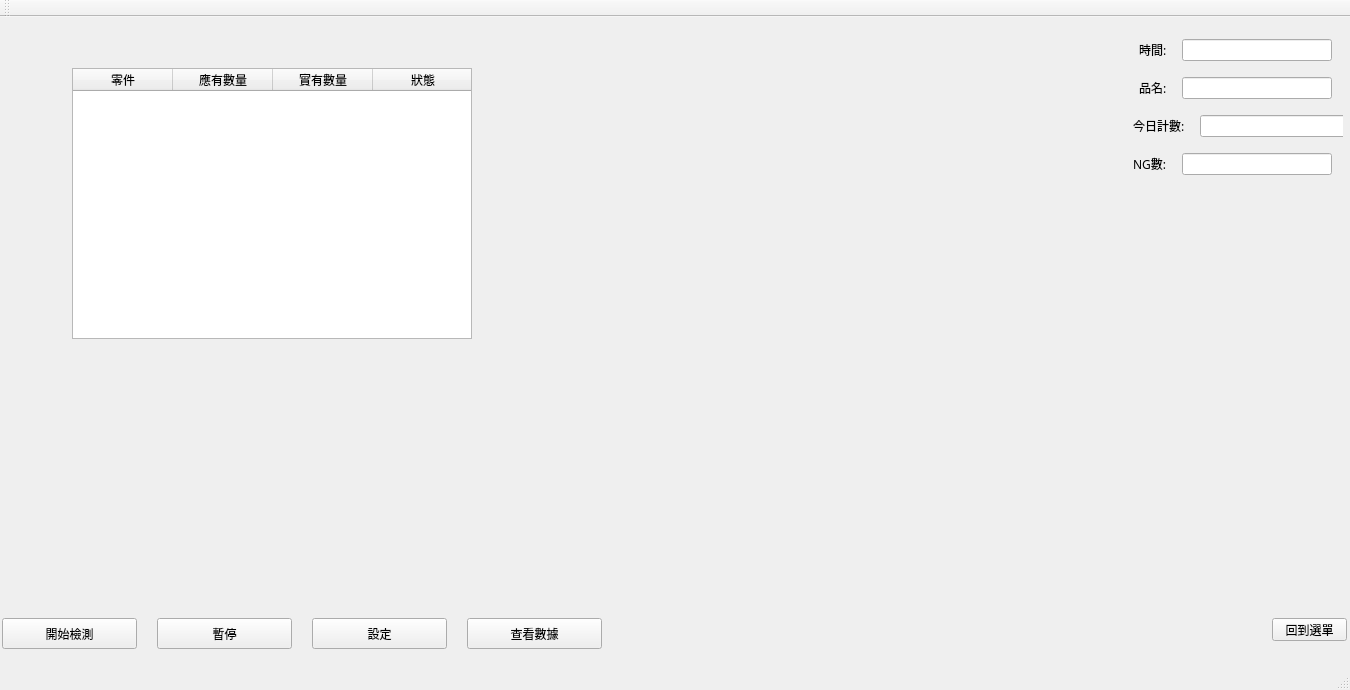
Banana-Huang/Practical_Project_2018, file Practical_Project/mainwindow.ui: the form before one commit.
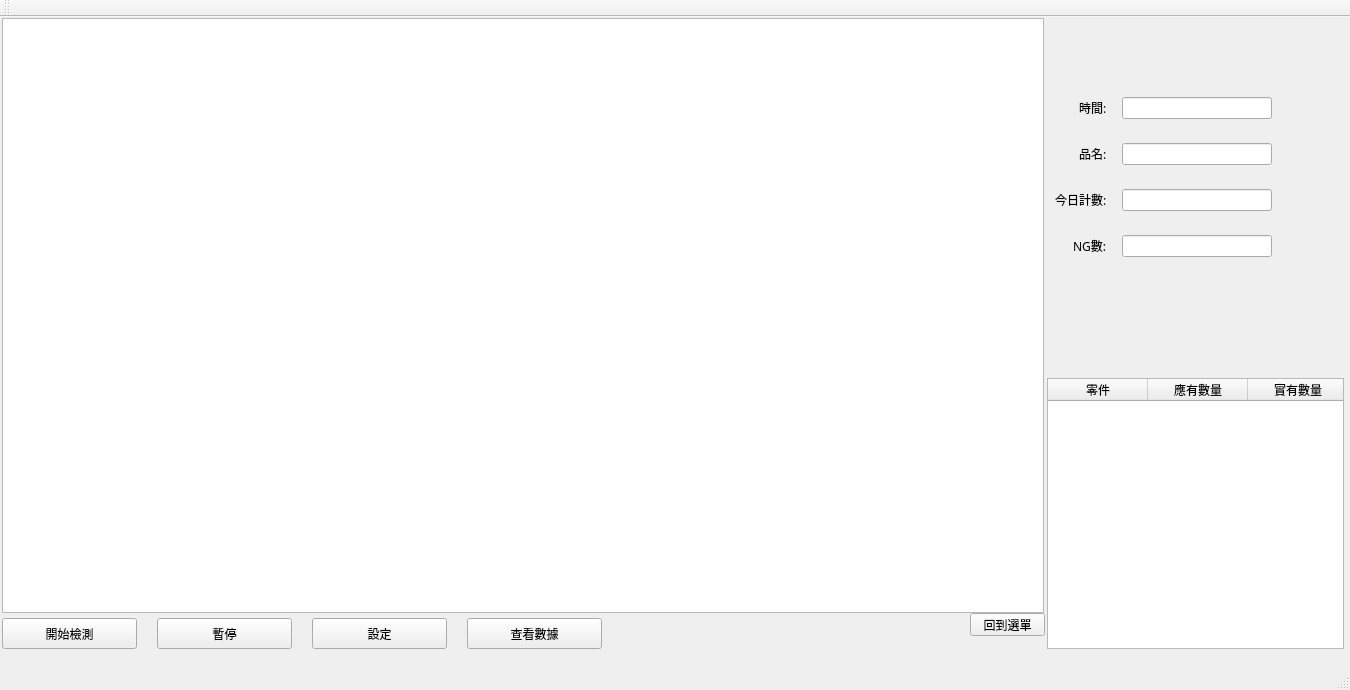
The form after the commit. Icons and pictures are not drawn.

```diff
--- a/Practical_Project/mainwindow.ui
+++ b/Practical_Project/mainwindow.ui
@@ -204,8 +204,8 @@
      <widget class="QPushButton" name="backToHomePagePushButton">
       <property name="geometry">
        <rect>
-        <x>1270</x>
-        <y>600</y>
+        <x>968</x>
+        <y>595</y>
         <width>75</width>
         <height>23</height>
        </rect>
@@ -318,10 +318,10 @@
      <widget class="QWidget" name="layoutWidget">
       <property name="geometry">
        <rect>
-        <x>1120</x>
-        <y>0</y>
-        <width>221</width>
-        <height>181</height>
+        <x>990</x>
+        <y>50</y>
+        <width>291</width>
+        <height>221</height>
        </rect>
       </property>
       <layout class="QVBoxLayout" name="verticalLayout">
@@ -488,9 +488,9 @@
      <widget class="QTableWidget" name="tableWidget">
       <property name="geometry">
        <rect>
-        <x>70</x>
-        <y>50</y>
-        <width>400</width>
+        <x>1045</x>
+        <y>360</y>
+        <width>297</width>
         <height>271</height>
        </rect>
       </property>
@@ -533,6 +533,16 @@
        </property>
       </column>
      </widget>
+     <widget class="QTableView" name="tableView">
+      <property name="geometry">
+       <rect>
+        <x>0</x>
+        <y>0</y>
+        <width>1042</width>
+        <height>595</height>
+       </rect>
+      </property>
+     </widget>
     </widget>
    </widget>
   </widget>
```
Left out of the diff: 6 changed lines with no effect on the pictures.
